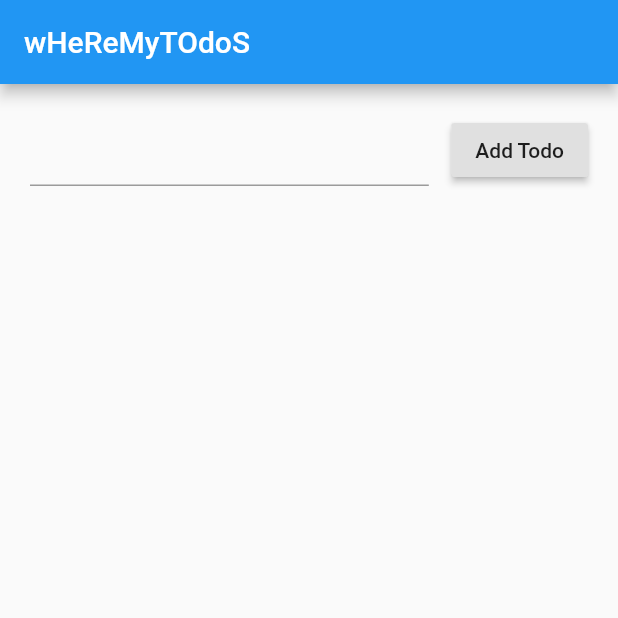
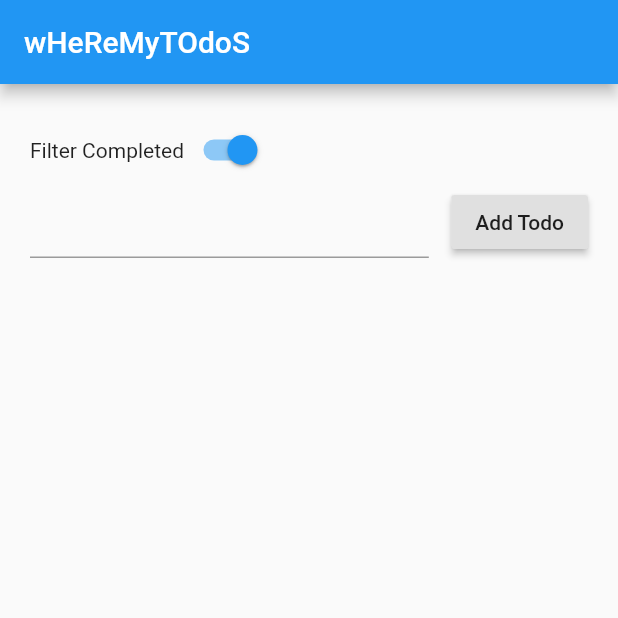
Before and after one commit to ocalvet/flutter-101, a Flutter app: the screen it shows after launch, on a phone screen of 412 x 824 dp, the top half of it. Run offline on Flutter 3.47's test engine with Material 2 defaults, Android fonts, the phone set to English and light mode, and no system bars.

Commit message:
Add filtered todo control

```diff
--- /dev/null
+++ b/lib/Filter.dart
@@ -0,0 +1,23 @@
+import 'package:flutter/material.dart';
+
+class Filter extends StatelessWidget {
+  Filter({this.onFilterTodos});
+  final Function onFilterTodos;
+  @override
+  Widget build(BuildContext context) {
+    return Container(
+        child: Align(
+          alignment: Alignment.topRight,
+          child: Row(
+            children: <Widget>[
+              Text("Filter Completed"),
+              Switch(
+                  onChanged: this.onFilterTodos,
+                  value: true,
+                )
+            ]
+          )
+        )
+    );
+  }
+}
--- a/lib/TodoApp.dart
+++ b/lib/TodoApp.dart
@@ -1,4 +1,5 @@
 import 'package:flutter/material.dart';
+import 'package:flutter_101/Filter.dart';
 import 'package:flutter_101/Todo.dart';
 import 'package:flutter_101/TodoForm.dart';
 import 'package:flutter_101/TodoList.dart';
@@ -21,6 +22,11 @@ class _TodoApp extends State<TodoApp> {
       todo.completed = !todo.completed;
     });
   }
+
+  filterTodos(bool filter) {
+    print("Filtering todos");
+  }
+
   @override
   Widget build(BuildContext context) {
     return MaterialApp(
@@ -33,6 +39,9 @@ class _TodoApp extends State<TodoApp> {
           padding: EdgeInsets.all(20.0),
           child: Column(
           children: <Widget>[
+            Filter(
+              onFilterTodos: filterTodos
+            ),
             TodoForm(
               onAddTodo: addTodo
             ),
```
Also changed, not shown: lib/HelloText.dart (deleted, +0 -18 lines), lib/Post.dart (deleted, +0 -17 lines), lib/SecondScreen.dart (deleted, +0 -20 lines).
